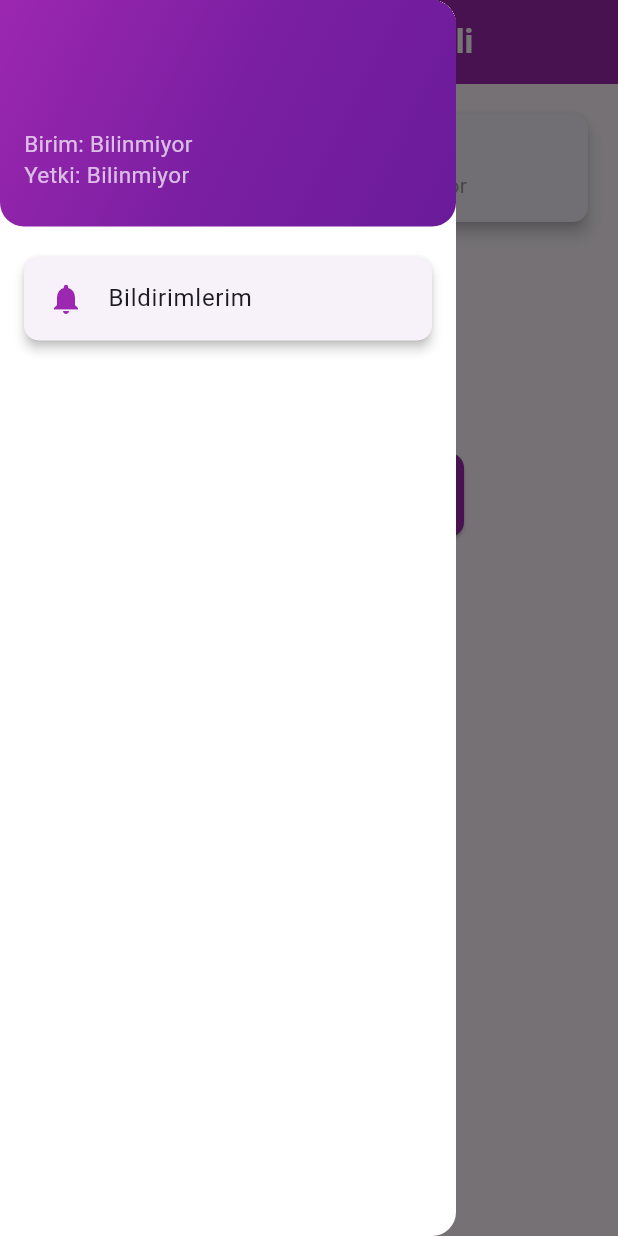
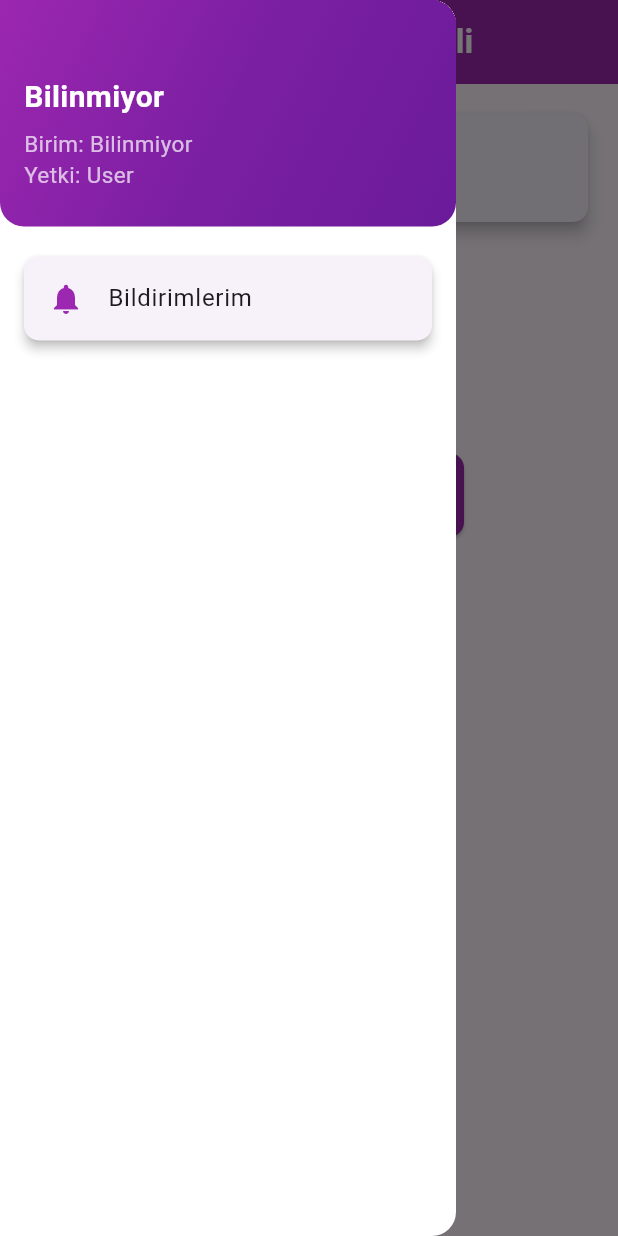
Before and after one commit to yavashalil/avsar_project, a Flutter app: the AdminDashboardScreen screen opened by its route, in the side drawer, after a tap on "Çıkış Yap", on a phone screen of 412 x 824 dp. Run offline on Flutter 3.47's test engine with Material 3 defaults, Android fonts, the phone set to English and light mode, and no system bars; our stand-ins replace firebase_core, firebase_messaging, flutter_dotenv, flutter_local_notifications, flutter_secure_storage, open_file; accounts and stored records are empty.

Commit message:
admin_dashboard_screen.dart

```diff
--- a/avsar_app/avsar_app/lib/admin_dashboard_screen.dart
+++ b/avsar_app/avsar_app/lib/admin_dashboard_screen.dart
@@ -16,10 +16,10 @@ class AdminDashboardScreen extends StatefulWidget {
 
 class _AdminDashboardScreenState extends State<AdminDashboardScreen> {
   final storage = const FlutterSecureStorage();
-  String name = "";
-  String unit = "";
-  String role = "";
-  String username = "";
+  String name = "Bilinmiyor";
+  String unit = "Bilinmiyor";
+  String role = "User";
+  String username = "default_user";
   String baseUrl = "";
 
   @override
@@ -30,10 +30,11 @@ class _AdminDashboardScreenState extends State<AdminDashboardScreen> {
   }
 
   Future<void> _loadEnv() async {
-    // .env içinden baseUrl çek
-    setState(() {
-      baseUrl = dotenv.env['BASE_URL'] ?? '';
-    });
+    final urlFromEnv = dotenv.env['BASE_URL'];
+    if (urlFromEnv == null || urlFromEnv.isEmpty) {
+      debugPrint("⚠ BASE_URL bulunamadı! .env dosyanızı kontrol edin.");
+    }
+    setState(() => baseUrl = urlFromEnv);
   }
 
   Future<void> _loadUserData() async {
@@ -44,20 +45,32 @@ class _AdminDashboardScreenState extends State<AdminDashboardScreen> {
     String? storedUsername = await storage.read(key: 'username');
 
     setState(() {
-      name = storedName ?? "Bilinmiyor";
-      unit = storedUnit ?? "Bilinmiyor";
-      role = storedRole ?? "Bilinmiyor";
-      username = storedUsername ?? "default_user";
+      name = storedName?.trim().isNotEmpty == true ? storedName!.trim() : "Bilinmiyor";
+      unit = storedUnit?.trim().isNotEmpty == true ? storedUnit!.trim() : "Bilinmiyor";
+      role = storedRole?.trim().isNotEmpty == true ? storedRole!.trim() : "User";
+      username = storedUsername?.trim().isNotEmpty == true ? storedUsername!.trim() : "default_user";
     });
   }
 
   void _logout() async {
+    final token = await storage.read(key: 'token');
+    if (token != null && baseUrl.isNotEmpty) {
+      try {
+      } catch (_) {
+        debugPrint("Backend logout bildirimi başarısız oldu.");
+      }
+    }
+
     await storage.deleteAll();
+    if (mounted) {
       Navigator.pushReplacementNamed(context, "/login");
+    }
   }
 
   @override
   Widget build(BuildContext context) {
+    final isAdmin = role == "Admin";
+
     return Scaffold(
       drawer: Drawer(
         backgroundColor: Colors.white,
@@ -108,51 +121,18 @@ class _AdminDashboardScreenState extends State<AdminDashboardScreen> {
             ),
             const SizedBox(height: 16),
 
-            if (role == "Admin")
-              Padding(
-                padding: const EdgeInsets.symmetric(horizontal: 12.0),
-                child: Card(
-                  elevation: 3,
-                  shape: RoundedRectangleBorder(
-                    borderRadius: BorderRadius.circular(10),
-                  ),
-                  child: ListTile(
-                    leading: const Icon(Icons.send, color: Colors.purple),
-                    title: const Text("Bildirim Gönder"),
-                    onTap: () {
-                      Navigator.push(
-                        context,
-                        MaterialPageRoute(
+            if (isAdmin)
+              _buildDrawerItem(Icons.send, "Bildirim Gönder", () {
+                Navigator.push(context, MaterialPageRoute(
                   builder: (context) => const SendNotificationScreen(),
-                        ),
-                      );
-                    },
-                  ),
-                ),
-              ),
+                ));
+              }),
 
-            Padding(
-              padding: const EdgeInsets.symmetric(horizontal: 12.0),
-              child: Card(
-                elevation: 3,
-                shape: RoundedRectangleBorder(
-                  borderRadius: BorderRadius.circular(10),
-                ),
-                child: ListTile(
-                  leading:
-                      const Icon(Icons.notifications, color: Colors.purple),
-                  title: const Text("Bildirimlerim"),
-                  onTap: () {
-                    Navigator.push(
-                      context,
-                      MaterialPageRoute(
+            _buildDrawerItem(Icons.notifications, "Bildirimlerim", () {
+              Navigator.push(context, MaterialPageRoute(
                 builder: (context) => const NotificationInboxScreen(),
-                      ),
-                    );
-                  },
-                ),
-              ),
-            ),
+              ));
+            }),
           ],
         ),
       ),
@@ -165,16 +145,16 @@ class _AdminDashboardScreenState extends State<AdminDashboardScreen> {
         backgroundColor: Colors.purple,
         iconTheme: const IconThemeData(color: Colors.white),
       ),
-      body: Padding(
+      body: baseUrl.isEmpty
+          ? const Center(child: Text("Sunucu adresi bulunamadı (.env kontrol edin)"))
+          : Padding(
               padding: const EdgeInsets.all(16.0),
               child: Column(
                 crossAxisAlignment: CrossAxisAlignment.start,
                 children: [
                   Card(
                     elevation: 4,
-              shape: RoundedRectangleBorder(
-                borderRadius: BorderRadius.circular(10),
-              ),
+                    shape: RoundedRectangleBorder(borderRadius: BorderRadius.circular(10)),
                     child: ListTile(
                       leading: CircleAvatar(
                         backgroundColor: Colors.purple,
@@ -185,13 +165,10 @@ class _AdminDashboardScreenState extends State<AdminDashboardScreen> {
                       ),
                       title: Text(
                         name,
-                  style: const TextStyle(
-                      fontSize: 18, fontWeight: FontWeight.bold),
+                        style: const TextStyle(fontSize: 18, fontWeight: FontWeight.bold),
                       ),
-                subtitle: Text(
-                  "Birim: $unit | Yetki: $role",
-                  style: const TextStyle(fontSize: 14, color: Colors.grey),
-                ),
+                      subtitle: Text("Birim: $unit | Yetki: $role",
+                          style: const TextStyle(fontSize: 14, color: Colors.grey)),
                       onTap: () {
                         Navigator.push(
                           context,
@@ -207,21 +184,18 @@ class _AdminDashboardScreenState extends State<AdminDashboardScreen> {
                   ),
                   const SizedBox(height: 130),
 
-            if (role == "Admin")
+                  if (isAdmin)
                     Center(
                       child: ElevatedButton(
                         style: ElevatedButton.styleFrom(
                           backgroundColor: Colors.purple,
                           padding: const EdgeInsets.symmetric(horizontal: 30, vertical: 15),
-                    shape: RoundedRectangleBorder(
-                        borderRadius: BorderRadius.circular(10)),
+                          shape: RoundedRectangleBorder(borderRadius: BorderRadius.circular(10)),
                         ),
                         onPressed: () {
                           Navigator.push(
                             context,
-                      MaterialPageRoute(
-                        builder: (context) => AdminScreen(baseUrl: baseUrl),
-                      ),
+                            MaterialPageRoute(builder: (context) => AdminScreen(baseUrl: baseUrl)),
                           );
                         },
                         child: const Text(
@@ -237,8 +211,7 @@ class _AdminDashboardScreenState extends State<AdminDashboardScreen> {
                       style: ElevatedButton.styleFrom(
                         backgroundColor: Colors.purple,
                         padding: const EdgeInsets.symmetric(horizontal: 40, vertical: 15),
-                  shape: RoundedRectangleBorder(
-                      borderRadius: BorderRadius.circular(10)),
+                        shape: RoundedRectangleBorder(borderRadius: BorderRadius.circular(10)),
                       ),
                       onPressed: () {
                         Navigator.push(
@@ -263,8 +236,7 @@ class _AdminDashboardScreenState extends State<AdminDashboardScreen> {
                       style: ElevatedButton.styleFrom(
                         backgroundColor: Colors.red,
                         padding: const EdgeInsets.symmetric(horizontal: 20, vertical: 15),
-                  shape: RoundedRectangleBorder(
-                      borderRadius: BorderRadius.circular(10)),
+                        shape: RoundedRectangleBorder(borderRadius: BorderRadius.circular(10)),
                       ),
                       icon: const Icon(Icons.logout, color: Colors.white),
                       onPressed: _logout,
@@ -280,4 +252,19 @@ class _AdminDashboardScreenState extends State<AdminDashboardScreen> {
             ),
     );
   }
+
+  Widget _buildDrawerItem(IconData icon, String title, VoidCallback onTap) {
+    return Padding(
+      padding: const EdgeInsets.symmetric(horizontal: 12.0),
+      child: Card(
+        elevation: 3,
+        shape: RoundedRectangleBorder(borderRadius: BorderRadius.circular(10)),
+        child: ListTile(
+          leading: Icon(icon, color: Colors.purple),
+          title: Text(title),
+          onTap: onTap,
+        ),
+      ),
+    );
   }
+}
```
Lines whose indentation alone changed are shown as unchanged.
